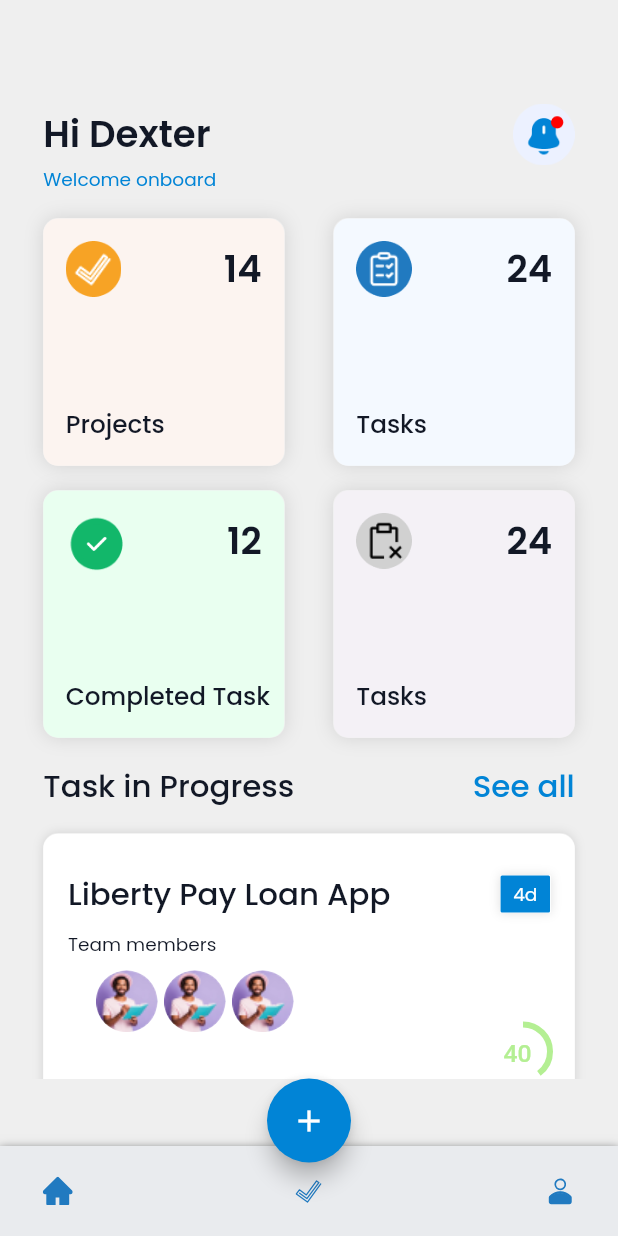
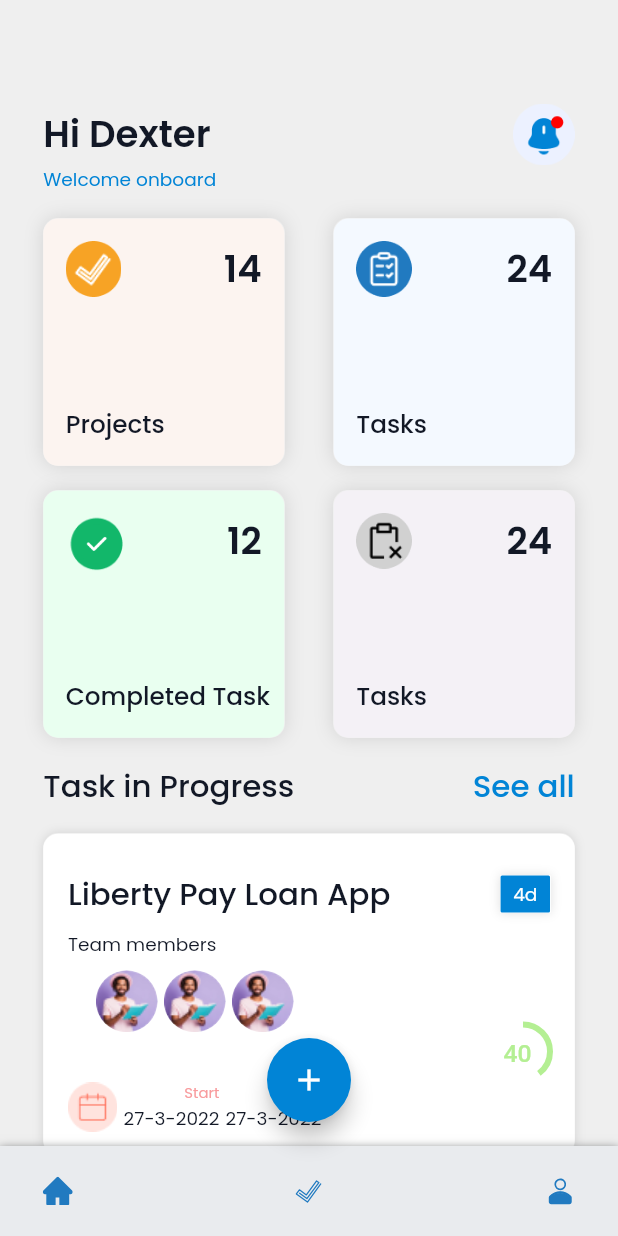
Before and after one commit to augustusgit/doitApp, a Flutter app: the BottomNavigation screen opened directly, on a phone screen of 412 x 824 dp. Run offline on Flutter 3.47's test engine with Material 2 defaults, Android fonts, the phone set to English and light mode, and no system bars; our stand-ins replace flutter_svg, google_fonts, nb_utils.

Commit message:
Update Fixes

```diff
--- a/lib/screens/add_task.dart
+++ b/lib/screens/add_task.dart
@@ -63,7 +63,6 @@ class _AddTaskState extends State<AddTask> {
     return Scaffold(
       appBar: doItAppBar(context, "Do It", showAction: false, showBack: true),
       bottomNavigationBar: Container(
-        margin: const EdgeInsets.only(top: 45),
         height: 60,
         decoration: const BoxDecoration(
           color: bottomBarColor,
--- a/lib/screens/bottom_navigation.dart
+++ b/lib/screens/bottom_navigation.dart
@@ -56,11 +56,19 @@ class _BottomNavigationState extends State<BottomNavigation> {
     return Scaffold(
       appBar: doItAppBar(context, "Do It", showAction: isSelected == 1 ? false : true, showCreateProject: isSelected == 2 ? true : false, showBack: isSelected == 1 ? false : true,),
         body: fragments[isSelected - 1],
+      floatingActionButton:  FloatingActionButton(
+        backgroundColor: appColorPrimary,
+        onPressed: () {
+          nextScreen(context, const CreateProject());
+        },
+        child: const Icon(Icons.add, color: appWhite),
+      ),
+      floatingActionButtonLocation: FloatingActionButtonLocation.centerFloat,
       bottomNavigationBar: Stack(
         alignment: Alignment.topCenter,
         children: <Widget>[
           Container(
-            margin: const EdgeInsets.only(top: 45),
+            // margin: const EdgeInsets.only(top: 10),
             height: 60,
             decoration: const BoxDecoration(
               color: bottomBarColor,
@@ -80,13 +88,16 @@ class _BottomNavigationState extends State<BottomNavigation> {
               ),
             ),
           ),
-          FloatingActionButton(
-            backgroundColor: appColorPrimary,
-            onPressed: () {
-              nextScreen(context, const CreateProject());
-            },
-            child: const Icon(Icons.add, color: appWhite),
-          )
+          // Positioned(
+          //   top: 0,
+          //   child: FloatingActionButton(
+          //     backgroundColor: appColorPrimary,
+          //     onPressed: () {
+          //       nextScreen(context, const CreateProject());
+          //     },
+          //     child: const Icon(Icons.add, color: appWhite),
+          //   ),
+          // )
         ],
       ),
     );
--- a/lib/screens/create_project.dart
+++ b/lib/screens/create_project.dart
@@ -47,7 +47,6 @@ class _CreateProjectState extends State<CreateProject> {
     return Scaffold(
       appBar: doItAppBar(context, "Do It", showAction: false, showBack: true),
       bottomNavigationBar: Container(
-        margin: const EdgeInsets.only(top: 45),
         height: 60,
         decoration: const BoxDecoration(
           color: bottomBarColor,
--- a/lib/screens/create_project_value.dart
+++ b/lib/screens/create_project_value.dart
@@ -62,7 +62,6 @@ class _CreateProjectValueState extends State<CreateProjectValue> {
     return Scaffold(
       appBar: doItAppBar(context, "Do It", showAction: false, showBack: true),
       bottomNavigationBar: Container(
-        margin: const EdgeInsets.only(top: 45),
         height: 60,
         decoration: const BoxDecoration(
           color: bottomBarColor,
--- a/lib/screens/edit_task.dart
+++ b/lib/screens/edit_task.dart
@@ -63,7 +63,6 @@ class _EditTaskState extends State<EditTask> {
     return Scaffold(
       appBar: doItAppBar(context, "Do It", showAction: true, showBack: true, showPopMenu: true),
       bottomNavigationBar: Container(
-        margin: const EdgeInsets.only(top: 45),
         height: 60,
         decoration: const BoxDecoration(
           color: bottomBarColor,
--- a/lib/screens/task_list.dart
+++ b/lib/screens/task_list.dart
@@ -55,7 +55,6 @@ class _TaskListState extends State<TaskList> {
     return Scaffold(
       appBar: doItAppBar(context, "Do It", showAction: false, showBack: true),
       bottomNavigationBar: Container(
-        margin: const EdgeInsets.only(top: 45),
         height: 60,
         decoration: const BoxDecoration(
           color: bottomBarColor,
--- a/lib/util/widgets/doitwidgets.dart
+++ b/lib/util/widgets/doitwidgets.dart
@@ -37,7 +37,6 @@ AppBar doItAppBar(
       onTap: () {
         if (Navigator.of(context).canPop()) {
           Navigator.pop(context, true);
-          onClose!();
         } else {
           nextScreenReplace(context, const DashboardScreen());
         }
```
Also changed, not shown: pubspec.yaml (+9 -0 lines), assets/logo/appicon.png (added), pubspec.lock, 27 other files.
